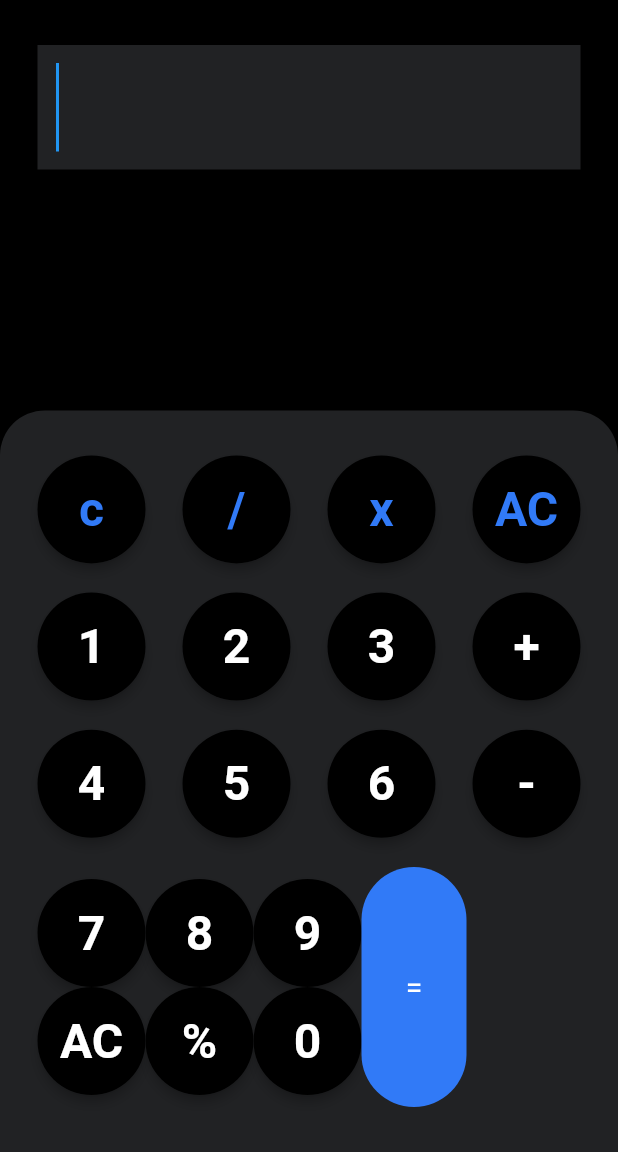
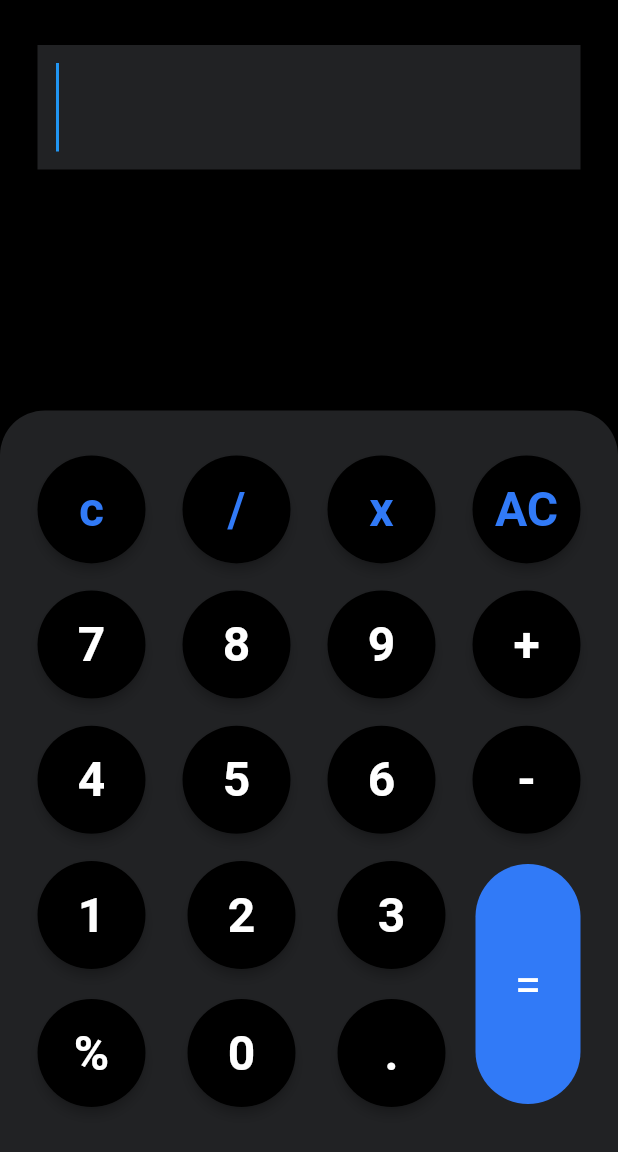
Before and after one commit to Saphal-Rai/Calculator_App, a Flutter app: the screen it shows after launch, on a phone screen of 412 x 824 dp, the part 84-1236 px from its top. Run offline on Flutter 3.47's test engine with Material 2 defaults, Android fonts, the light colour scheme and no system bars.

Commit message:
calculator update

```diff
--- a/lib/screens/home_screen.dart
+++ b/lib/screens/home_screen.dart
@@ -1,6 +1,7 @@
 import 'package:calculator_app/constant/colors.dart';
 import 'package:calculator_app/screens/widgets_data.dart';
 import 'package:calculator_app/widgets/button.dart';
+import 'package:calculator_app/widgets/cal_button.dart';
 import 'package:calculator_app/widgets/textfield.dart';
 import 'package:flutter/material.dart';
 
@@ -47,11 +48,15 @@ class HomeScreen extends StatelessWidget {
               ),
              Row(
                children: [
-                 Column(
+                 Expanded(
+                   child: Column(
                      children: [
                        Row(
                          mainAxisAlignment: MainAxisAlignment.spaceBetween,
                          children: List.generate(3,(index) => buttonList [index + 12]),
+                       ),
+                       SizedBox(
+                         height:20,
                        ),
                        Row(
                          mainAxisAlignment: MainAxisAlignment.spaceBetween,
@@ -59,17 +64,12 @@ class HomeScreen extends StatelessWidget {
                        ),
                        ],
                    ),
+                 ),
 
-
-                     Container(
-                       height: 160,
-                         width:70,
-                       decoration: BoxDecoration(
-                         color: AppColors.secondaryColor,
-                         borderRadius: BorderRadius.circular(40),),
-                       child: Center(child: Text("=",style: TextStyle(fontSize:20),)
-                       ) ,
-                     )
+                     SizedBox(
+                       width: 20,
+                     ),
+                const CalculateButton(),
                ],
              )
             ],
--- a/lib/screens/widgets_data.dart
+++ b/lib/screens/widgets_data.dart
@@ -20,13 +20,13 @@ List<Widget> buttonList =[
       textColor: AppColors.secondaryColor
   ),
   const Button1(
-    label: "1",
+    label: "7",
   ),
   const Button1(
-    label: "2",
+    label: "8",
   ),
   const Button1(
-    label: "3",
+    label: "9",
   ),
   const Button1(
     label: "+",
@@ -44,16 +44,13 @@ List<Widget> buttonList =[
     label: "-",
   ),
   const Button1(
-    label: "7",
+    label: "1",
   ),
   const Button1(
-    label: "8",
+    label: "2",
   ),
   const Button1(
-    label: "9",
-  ),
-  const Button1(
-    label: "AC",
+    label: "3",
   ),
   const Button1(
     label: "%",
@@ -65,6 +62,9 @@ List<Widget> buttonList =[
     label: ".",
   ),
   const Button1(
+    label: ".",
+  ),
+  const Button1(
     label: "=",
   ),
 ];
--- /dev/null
+++ b/lib/widgets/cal_button.dart
@@ -0,0 +1,24 @@
+import 'package:calculator_app/constant/colors.dart';
+import 'package:flutter/material.dart';
+
+class CalculateButton extends StatelessWidget {
+  const CalculateButton({super.key});
+
+  @override
+  Widget build(BuildContext context) {
+    return  InkWell(
+      onTap:(){
+        //TODO: onTap 2
+      } ,
+      child: Container(
+        height: 160,
+        width:70,
+        decoration: BoxDecoration(
+          color: AppColors.secondaryColor,
+          borderRadius: BorderRadius.circular(40),),
+        child: Center(child: Text("=",style: TextStyle(fontSize:32),)
+        ) ,
+      ),
+    );
+  }
+}
--- a/pubspec.yaml
+++ b/pubspec.yaml
@@ -35,6 +35,9 @@ dependencies:
   # The following adds the Cupertino Icons font to your application.
   # Use with the CupertinoIcons class for iOS style icons.
   cupertino_icons: ^1.0.2
+  function_tree: ^0.9.1
+  provider: ^6.1.1
+
 
 dev_dependencies:
   flutter_test:
```
Also changed, not shown: lib/provider/cal_provider.dart (added), pubspec.lock. Lines whose indentation alone changed are shown as unchanged.
